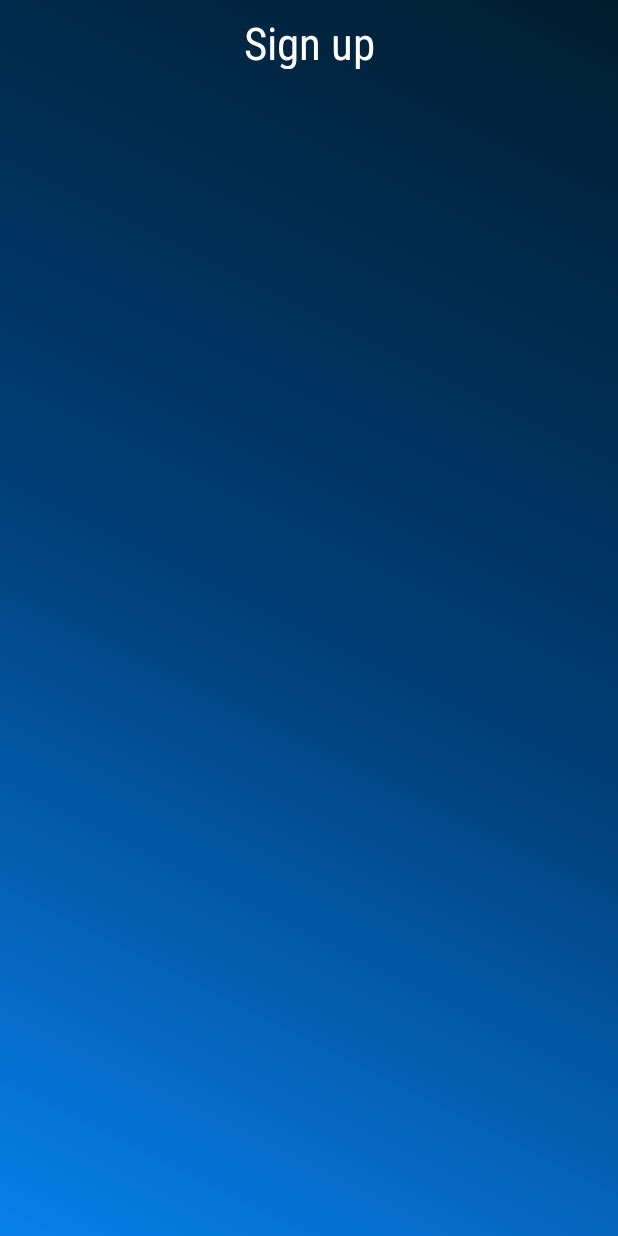
After one commit to BogdanVM/restaurant-admin, an Android app: the SignUpActivity screen opened directly, with no data from a screen before it, on a phone screen of 412 x 824 dp. The commit adds this screen. Run offline under Robolectric (Android 15) with nearby library versions, the phone set to English and light mode, and no system bars.

Commit message:
Added utility classes and packages

```diff
--- /dev/null
+++ b/RestaurantAdmin/app/src/main/java/com/gr232/restaurantadmin/SignUpActivity.java
@@ -0,0 +1,15 @@
+package com.gr232.restaurantadmin;
+
+import android.os.Bundle;
+import android.support.annotation.Nullable;
+import android.support.v7.app.AppCompatActivity;
+
+public class SignUpActivity extends AppCompatActivity {
+    @Override
+    protected void onCreate(@Nullable Bundle savedInstanceState) {
+        super.onCreate(savedInstanceState);
+        setContentView(R.layout.activity_sign_up);
+
+
+    }
+}
--- /dev/null
+++ b/RestaurantAdmin/app/src/main/java/com/gr232/restaurantadmin/auth/Authenticable.java
@@ -0,0 +1,6 @@
+package com.gr232.restaurantadmin.auth;
+
+public interface Authenticable {
+    String getUserName();
+    String getHashPassword();
+}
--- /dev/null
+++ b/RestaurantAdmin/app/src/main/java/com/gr232/restaurantadmin/models/Waiter.java
@@ -0,0 +1,5 @@
+package com.gr232.restaurantadmin.models;
+
+public class Waiter extends Employee {
+
+}
--- /dev/null
+++ b/RestaurantAdmin/app/src/main/res/layout/activity_sign_up.xml
@@ -0,0 +1,27 @@
+<?xml version="1.0" encoding="utf-8"?>
+<android.support.constraint.ConstraintLayout xmlns:android="http://schemas.android.com/apk/res/android"
+    xmlns:app="http://schemas.android.com/apk/res-auto"
+    xmlns:tools="http://schemas.android.com/tools"
+    android:layout_width="match_parent"
+    android:layout_height="match_parent"
+    tools:context=".SignUpActivity"
+    android:background="@drawable/bkgr_animation">
+
+
+    <TextView
+        android:id="@+id/signupTxtView"
+        android:layout_width="wrap_content"
+        android:layout_height="38dp"
+        android:layout_marginStart="8dp"
+        android:layout_marginLeft="8dp"
+        android:layout_marginTop="8dp"
+        android:layout_marginEnd="8dp"
+        android:layout_marginRight="8dp"
+        android:text="@string/sign_up"
+        android:textColor="@color/whiteColor"
+        android:textSize="30sp"
+        app:fontFamily="sans-serif-condensed"
+        app:layout_constraintEnd_toEndOf="parent"
+        app:layout_constraintStart_toStartOf="parent"
+        app:layout_constraintTop_toTopOf="parent" />
+</android.support.constraint.ConstraintLayout>
--- a/RestaurantAdmin/app/src/main/res/values/colors.xml
+++ b/RestaurantAdmin/app/src/main/res/values/colors.xml
@@ -3,5 +3,7 @@
     <color name="colorPrimary">#008577</color>
     <color name="colorPrimaryDark">#00574B</color>
     <color name="colorAccent">#D81B60</color>
-    <color name="bkgrColor">#091A55</color>
+    <color name="whiteColor">#FFFFFF</color>
+    <color name="blackColor">#000000</color>
+    <color name="greyHintColor">#8F8484</color>
 </resources>
--- a/RestaurantAdmin/app/src/main/res/values/strings.xml
+++ b/RestaurantAdmin/app/src/main/res/values/strings.xml
@@ -3,4 +3,9 @@
     <string name="login_title">Log In</string>
     <string name="user_name_label">Username</string>
     <string name="password_label">Password</string>
+    <string name="sign_up">Sign up</string>
+    <string name="password_hint">Your Password</string>
+    <string name="username_hint">John Doe</string>
+    <string name="username_text">Username</string>
+    <string name="log_in_text">Log In</string>
 </resources>
```
Also changed, not shown: RestaurantAdmin/app/src/main/AndroidManifest.xml (+4 -4 lines), RestaurantAdmin/app/src/main/java/com/gr232/restaurantadmin/Main2Activity.kt (deleted, +0 -12 lines), RestaurantAdmin/app/src/main/java/com/gr232/restaurantadmin/MainActivity.java (added, +67 -0 lines), RestaurantAdmin/app/src/main/java/com/gr232/restaurantadmin/MainActivity.kt (deleted, +0 -18 lines), RestaurantAdmin/app/src/main/java/com/gr232/restaurantadmin/auth/WaiterAuthenticable.java (added, +18 -0 lines), RestaurantAdmin/app/src/main/java/com/gr232/restaurantadmin/models/Employee.java (added, +25 -0 lines), RestaurantAdmin/app/src/main/java/com/gr232/restaurantadmin/models/Shift.java (added, +29 -0 lines), RestaurantAdmin/app/src/main/java/com/gr232/restaurantadmin/models/User.java (added, +60 -0 lines), RestaurantAdmin/app/src/main/res/drawable/rounded_button.xml (added, +15 -0 lines), RestaurantAdmin/app/src/main/res/layout/activity_main.xml (+29 -10 lines), RestaurantAdmin/app/src/main/res/layout/activity_main2.xml (deleted, +0 -9 lines).
